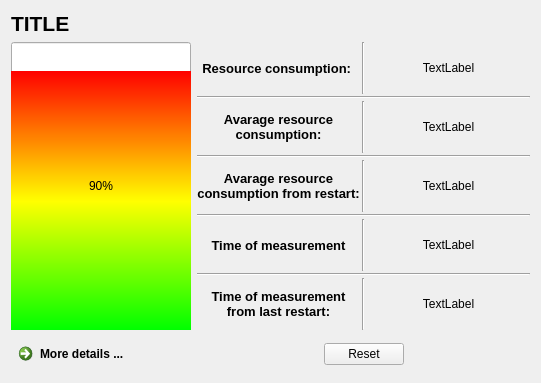
Qt form src/ATICCO/ATTICOEXE/uiFiles/ResourceConsumptionWidget.ui (KonradMaroszek/An-application-that-identifies-computer-components---ATICCO) before a commit.
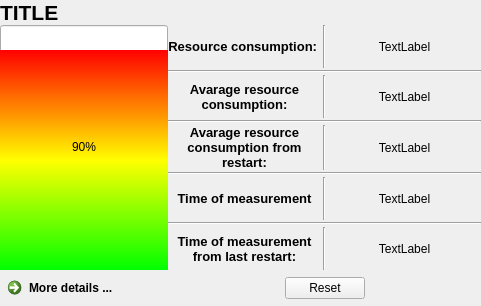
The same form after that commit.

```diff
--- a/src/ATICCO/ATTICOEXE/uiFiles/ResourceConsumptionWidget.ui
+++ b/src/ATICCO/ATTICOEXE/uiFiles/ResourceConsumptionWidget.ui
@@ -6,14 +6,29 @@
    <rect>
     <x>0</x>
     <y>0</y>
-    <width>541</width>
-    <height>383</height>
+    <width>481</width>
+    <height>306</height>
    </rect>
   </property>
   <property name="windowTitle">
    <string>Form</string>
   </property>
   <layout class="QVBoxLayout" name="verticalLayout_2">
+   <property name="spacing">
+    <number>0</number>
+   </property>
+   <property name="leftMargin">
+    <number>0</number>
+   </property>
+   <property name="topMargin">
+    <number>0</number>
+   </property>
+   <property name="rightMargin">
+    <number>0</number>
+   </property>
+   <property name="bottomMargin">
+    <number>0</number>
+   </property>
    <item>
     <layout class="QVBoxLayout" name="topMainVerticalLayout">
      <item>
```
